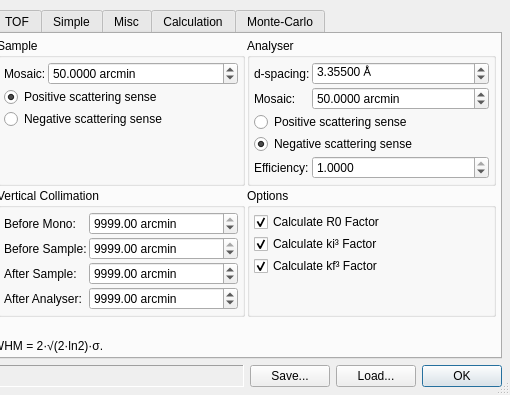
Qt form ui/reso.ui (t-weber/takin) before a commit; both pictures show x 268 to 778 and y 0 to 395 of the 778 by 395 pixel window.
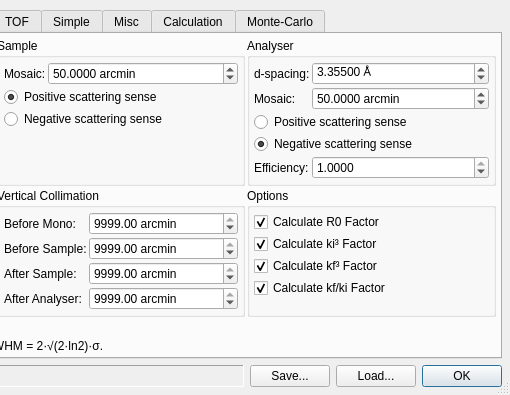
The same form after that commit. The open tabs and pages were chosen to show the change.

```diff
--- a/ui/reso.ui
+++ b/ui/reso.ui
@@ -479,6 +479,16 @@
             </property>
            </widget>
           </item>
+          <item row="3" column="0">
+           <widget class="QCheckBox" name="checkUseKfKi">
+            <property name="text">
+             <string>Calculate kf/ki Factor</string>
+            </property>
+            <property name="checked">
+             <bool>true</bool>
+            </property>
+           </widget>
+          </item>
          </layout>
         </widget>
        </item>
@@ -556,7 +566,7 @@
              <string> arcmin</string>
             </property>
             <property name="maximum">
-             <double>99990000.000000000000000</double>
+             <double>9999.000000000000000</double>
             </property>
             <property name="value">
              <double>9999.000000000000000</double>
@@ -576,7 +586,7 @@
              <string> arcmin</string>
             </property>
             <property name="maximum">
-             <double>99990000.000000000000000</double>
+             <double>9999.000000000000000</double>
             </property>
             <property name="value">
              <double>9999.000000000000000</double>
```
Left out of the diff: 1 changed line with no effect on the pictures.
